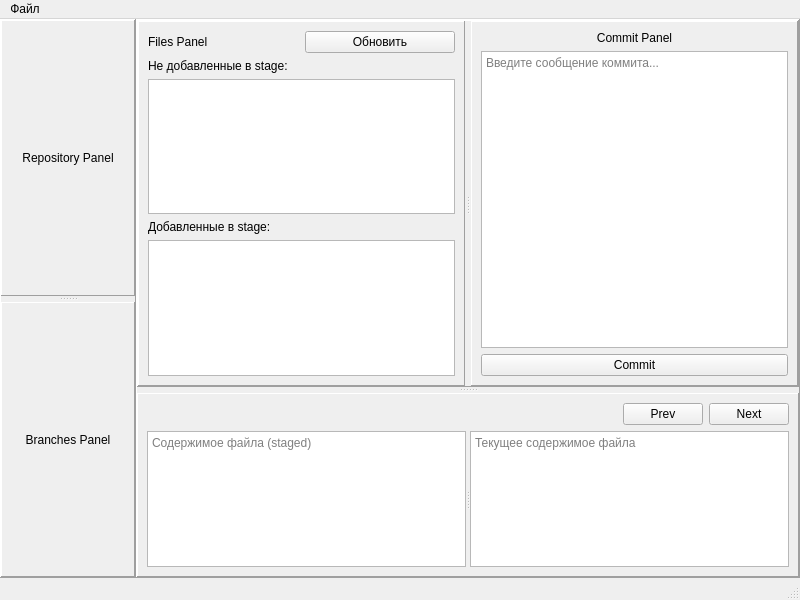
Above: commit_craft/mainwindow.ui from CJayM/CommitCraft before the change. Below: the same form after it.
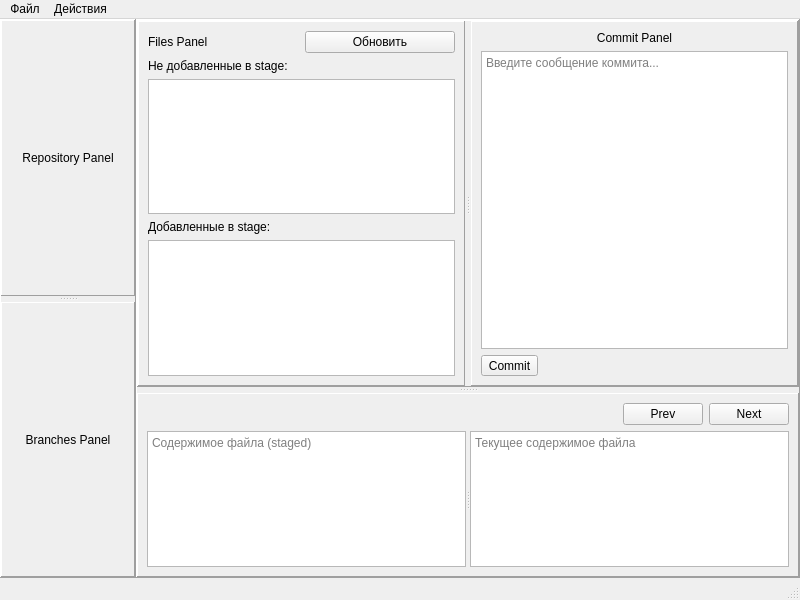
That is the form after the change.

Commit message: Подправлено состояние действия commitAction

Patch:
```diff
--- a/commit_craft/mainwindow.ui
+++ b/commit_craft/mainwindow.ui
@@ -350,10 +350,13 @@
                  </widget>
                 </item>
                 <item>
-                 <widget class="QPushButton" name="commitButton">
+                 <widget class="QToolButton" name="commitButton">
                   <property name="text">
                    <string>Commit</string>
                   </property>
+                  <property name="toolButtonStyle">
+                   <enum>Qt::ToolButtonTextOnly</enum>
+                  </property>
                  </widget>
                 </item>
                </layout>
@@ -456,7 +459,14 @@
     <addaction name="actionOpenRepository"/>
     <addaction name="actionSettings"/>
    </widget>
+   <widget class="QMenu" name="menu">
+    <property name="title">
+     <string>Действия</string>
+    </property>
+    <addaction name="actionCommit"/>
+   </widget>
    <addaction name="menuFile"/>
+   <addaction name="menu"/>
   </widget>
   <widget class="QStatusBar" name="statusbar"/>
   <action name="actionOpenRepository">
```
Left out of the diff: 3 changed lines with no effect on the pictures. The commit also changes 2 other files.
